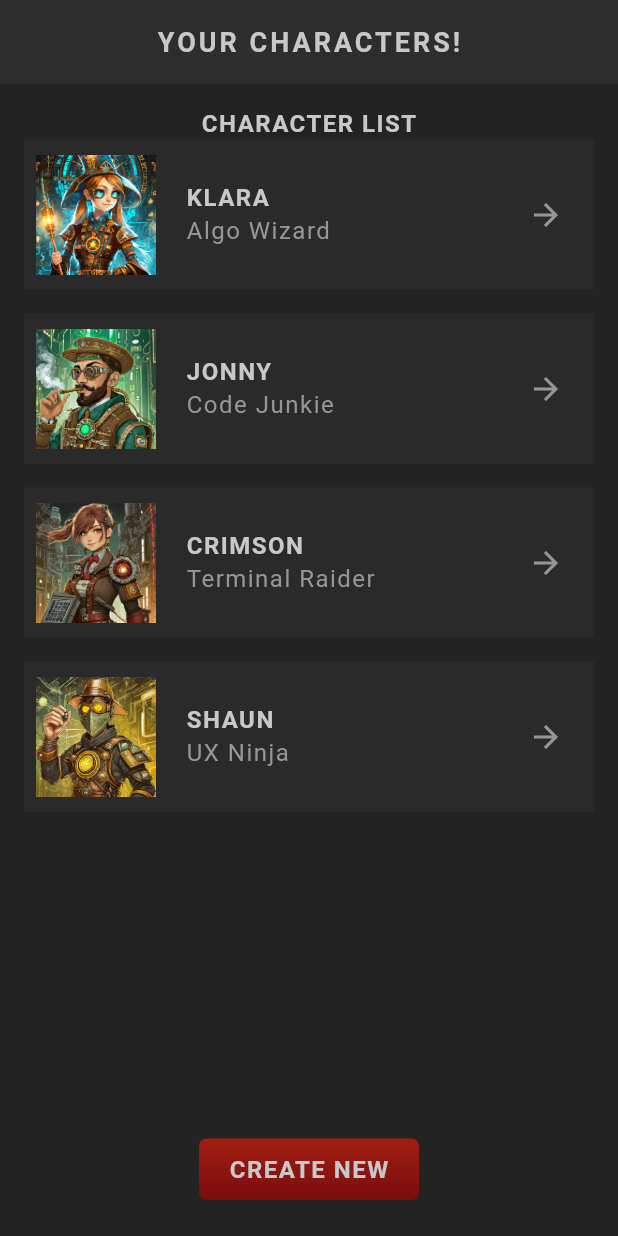
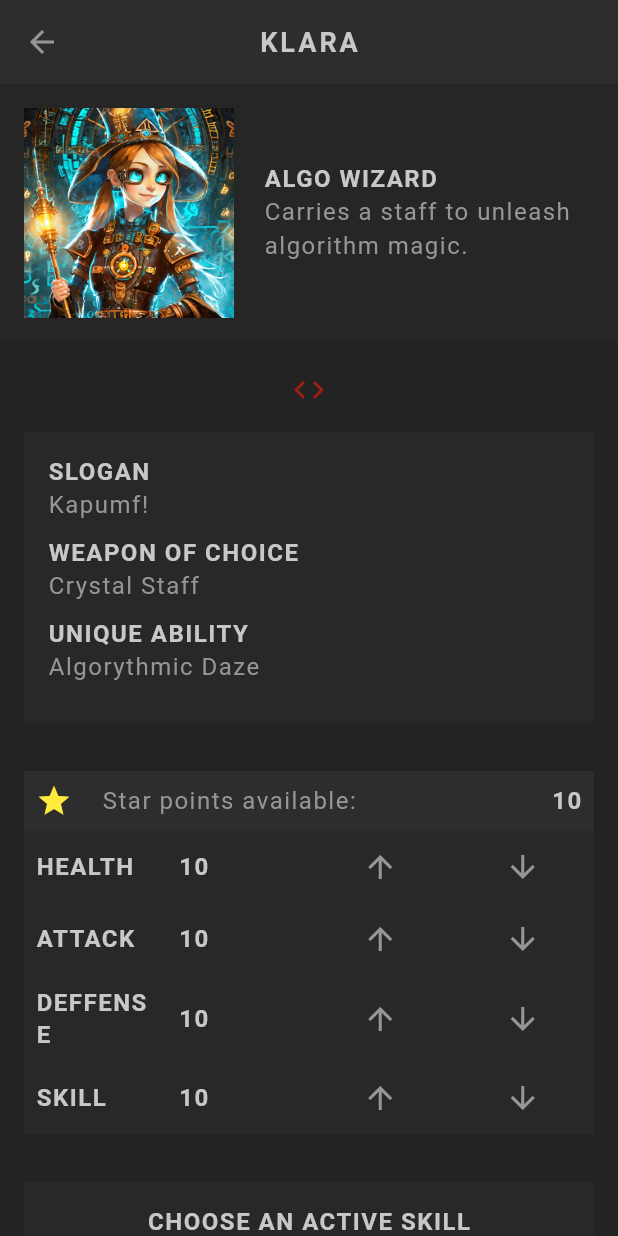
Before and after one commit to VadymNovoselskyi/flutter-course, a Flutter app: the Home screen opened directly, after a tap on the "arrow forward" icon, on a phone screen of 412 x 824 dp. Run offline on Flutter 3.47's test engine with Material 3 defaults, Android fonts, the phone set to English and light mode, and no system bars; our stand-ins replace google_fonts; Roboto replaces fonts that are missing (Kanit).

Commit message:
add routing between 3 diff screens with some data

```diff
--- a/02-flutter-rpg/lib/main.dart
+++ b/02-flutter-rpg/lib/main.dart
@@ -1,7 +1,6 @@
 import 'package:flutter/material.dart';
 
 import 'package:flutter_rpg/theme.dart';
-import 'package:flutter_rpg/screens/create/create.dart';
 import 'package:flutter_rpg/screens/home/home.dart';
 
 void main() {
@@ -13,7 +12,12 @@
 
   @override
   Widget build(BuildContext context) {
-    // return MaterialApp(theme: primaryTheme, home: const Home());
-    return MaterialApp(theme: primaryTheme, home: const Create());
+    return MaterialApp(
+      theme: primaryTheme,
+      scrollBehavior: const MaterialScrollBehavior().copyWith(
+        overscroll: false,
+      ),
+      home: const Home(),
+    );
   }
 }
--- a/02-flutter-rpg/lib/models/character.dart
+++ b/02-flutter-rpg/lib/models/character.dart
@@ -23,7 +23,7 @@
     _isFav = !_isFav;
   }
 
-  void updateSkill(Skill skill) {
+  void updateSkills(Skill skill) {
     skills.clear();
     skills.add(skill);
   }
--- a/02-flutter-rpg/lib/screens/create/create.dart
+++ b/02-flutter-rpg/lib/screens/create/create.dart
@@ -1,4 +1,5 @@
 import 'package:flutter_rpg/models/character.dart';
+import 'package:flutter_rpg/screens/home/home.dart';
 import 'package:google_fonts/google_fonts.dart';
 import 'package:uuid/uuid.dart';
 import 'package:flutter/material.dart';
@@ -39,9 +40,47 @@
 
   void handleSubmit() {
     if (_nameController.text.trim().isEmpty) {
+      showDialog(
+        context: context,
+        builder: (ctx) {
+          return AlertDialog(
+            title: const StyledHeading("Missing character name"),
+            content: const StyledText(
+              "Every good RPG character needs a great name...",
+            ),
+            actions: [
+              StyledButton(
+                onPressed: () {
+                  Navigator.pop(ctx);
+                },
+                child: const StyledHeading("Close"),
+              ),
+            ],
+            actionsAlignment: MainAxisAlignment.center,
+          );
+        },
+      );
       return;
     }
     if (_sloganController.text.trim().isEmpty) {
+      showDialog(
+        context: context,
+        builder: (ctx) {
+          return AlertDialog(
+            title: const StyledHeading("Missing slogan"),
+            content: const StyledText("Remember to add a catchy slogan"),
+            actions: [
+              StyledButton(
+                onPressed: () {
+                  Navigator.pop(ctx);
+                },
+                child: const StyledHeading("Close"),
+              ),
+            ],
+            actionsAlignment: MainAxisAlignment.center,
+          );
+        },
+      );
       return;
     }
 
@@ -53,6 +92,8 @@
         vocation: selectedVocation,
       ),
     );
+
+    Navigator.push(context, MaterialPageRoute(builder: (ctx) => const Home()));
   }
 
   @override
--- a/02-flutter-rpg/lib/screens/home/character_card.dart
+++ b/02-flutter-rpg/lib/screens/home/character_card.dart
@@ -1,4 +1,5 @@
 import 'package:flutter/material.dart';
+import 'package:flutter_rpg/screens/profile/profile.dart';
 
 import 'package:flutter_rpg/shared_ui/styled_text.dart';
 import 'package:flutter_rpg/theme.dart';
@@ -34,7 +35,14 @@
             Expanded(child: const SizedBox()),
 
             IconButton(
-              onPressed: () {},
+              onPressed: () {
+                Navigator.push(
+                  context,
+                  MaterialPageRoute(
+                    builder: (ctx) => Profile(character: character),
+                  ),
+                );
+              },
               icon: Icon(Icons.arrow_forward, color: AppColors.textColor),
             ),
           ],
--- a/02-flutter-rpg/lib/screens/home/home.dart
+++ b/02-flutter-rpg/lib/screens/home/home.dart
@@ -1,4 +1,5 @@
 import 'package:flutter/material.dart';
+import 'package:flutter_rpg/screens/create/create.dart';
 
 import 'package:flutter_rpg/screens/home/character_card.dart';
 import 'package:flutter_rpg/shared_ui/styled_button.dart';
@@ -17,7 +18,7 @@
   @override
   Widget build(BuildContext context) {
     return Scaffold(
-      appBar: AppBar(title: const StyledTitle("Your characters!")),
+      appBar: AppBar(title: const StyledTitle("Your characters")),
       body: Container(
         padding: const EdgeInsets.all(16),
         child: Column(
@@ -34,7 +35,12 @@
             ),
 
             StyledButton(
-              onPressed: () {},
+              onPressed: () {
+                Navigator.push(
+                  context,
+                  MaterialPageRoute(builder: (ctx) => const Create()),
+                );
+              },
               child: const StyledHeading("Create new"),
             ),
           ],
--- /dev/null
+++ b/02-flutter-rpg/lib/screens/profile/profile.dart
@@ -0,0 +1,99 @@
+import 'package:flutter/material.dart';
+import 'package:flutter_rpg/screens/profile/skill_list.dart';
+import 'package:flutter_rpg/screens/profile/stats_table.dart';
+import 'package:flutter_rpg/shared_ui/styled_button.dart';
+
+import 'package:flutter_rpg/theme.dart';
+import 'package:flutter_rpg/models/character.dart';
+import 'package:flutter_rpg/shared_ui/styled_text.dart';
+
+class Profile extends StatelessWidget {
+  const new({super.key, required this.character});
+
+  final Character character;
+
+  @override
+  Widget build(BuildContext context) {
+    return Scaffold(
+      appBar: AppBar(title: StyledTitle(character.name)),
+      body: SingleChildScrollView(
+        child: Column(
+          crossAxisAlignment: CrossAxisAlignment.center,
+          children: [
+            Container(
+              padding: const EdgeInsets.all(16),
+              color: AppColors.secondaryColor.withValues(alpha: 0.3),
+              child: Row(
+                children: [
+                  Image.asset(
+                    'assets/vocations/${character.vocation.image}',
+                    width: 140,
+                    height: 140,
+                  ),
+                  const SizedBox(width: 20),
+                  Expanded(
+                    child: Column(
+                      crossAxisAlignment: CrossAxisAlignment.start,
+                      children: [
+                        StyledHeading(character.vocation.title),
+                        StyledText(character.vocation.description),
+                      ],
+                    ),
+                  ),
+                ],
+              ),
+            ),
+
+            const SizedBox(height: 20),
+            Center(child: Icon(Icons.code, color: AppColors.primaryColor)),
+
+            Padding(
+              padding: const EdgeInsets.all(16),
+              child: Container(
+                width: double.infinity,
+                padding: const EdgeInsets.all(16),
+                color: AppColors.secondaryColor.withValues(alpha: 0.5),
+                child: Column(
+                  crossAxisAlignment: CrossAxisAlignment.start,
+                  children: [
+                    const StyledHeading('Slogan'),
+                    StyledText(character.slogan),
+                    const SizedBox(height: 10),
+                    const StyledHeading('Weapon of Choice'),
+                    StyledText(character.vocation.weapon),
+                    const SizedBox(height: 10),
+                    const StyledHeading('Unique Ability'),
+                    StyledText(character.vocation.ability),
+                    const SizedBox(height: 10),
+                  ],
+                ),
+              ),
+            ),
+
+            Container(
+              alignment: Alignment.center,
+              child: Column(
+                children: [StatsTable(character), SkillList(character)],
+              ),
+            ),
+
+            StyledButton(
+              onPressed: () {
+                ScaffoldMessenger.of(context).showSnackBar(
+                  SnackBar(
+                    content: const StyledHeading("Character was saved"),
+                    showCloseIcon: true,
+                    duration: const Duration(seconds: 2),
+                    backgroundColor: AppColors.secondaryColor,
+                  ),
+                );
+              },
+              child: const StyledHeading("Save character"),
+            ),
+            SizedBox(height: 30),
+          ],
+        ),
+      ),
+    );
+  }
+}
--- /dev/null
+++ b/02-flutter-rpg/lib/screens/profile/skill_list.dart
@@ -0,0 +1,80 @@
+import 'package:flutter/material.dart';
+import 'package:flutter_rpg/models/character.dart';
+import 'package:flutter_rpg/models/skill.dart';
+import 'package:flutter_rpg/shared_ui/styled_text.dart';
+import 'package:flutter_rpg/theme.dart';
+
+class SkillList extends StatefulWidget {
+  const new(this.character, {super.key});
+
+  final Character character;
+
+  @override
+  State<SkillList> createState() => _SkillListState();
+}
+
+class _SkillListState extends State<SkillList> {
+  @override
+  late List<Skill> availableSkills;
+  late Skill selectedSkill;
+
+  @override
+  void initState() {
+    availableSkills = allSkills.where((skill) {
+      return skill.vocation == widget.character.vocation;
+    }).toList();
+
+    if (widget.character.skills.isEmpty) {
+      selectedSkill = availableSkills[0];
+    } else {
+      selectedSkill = widget.character.skills.first;
+    }
+
+    super.initState();
+  }
+
+  @override
+  Widget build(BuildContext context) {
+    return Padding(
+      padding: const EdgeInsets.all(16),
+      child: Container(
+        padding: const EdgeInsets.all(16),
+        color: AppColors.secondaryColor.withValues(alpha: 0.5),
+        child: Column(
+          children: [
+            const StyledHeading("Choose an active skill"),
+            const StyledText("Skills are unique to your vocation"),
+            const SizedBox(height: 20),
+
+            Row(
+              mainAxisAlignment: MainAxisAlignment.center,
+              children: availableSkills.map((skill) {
+                return Container(
+                  margin: const EdgeInsets.all(5),
+                  padding: const EdgeInsets.all(2),
+                  color: skill == selectedSkill
+                      ? Colors.yellow
+                      : Colors.transparent,
+                  child: GestureDetector(
+                    onTap: () {
+                      setState(() {
+                        widget.character.updateSkills(skill);
+                        selectedSkill = skill;
+                      });
+                    },
+                    child: Image.asset(
+                      'assets/skills/${skill.image}',
+                      width: 70,
+                    ),
+                  ),
+                );
+              }).toList(),
+            ),
+            const SizedBox(height: 10),
+            StyledText(selectedSkill.name),
+          ],
+        ),
+      ),
+    );
+  }
+}
--- /dev/null
+++ b/02-flutter-rpg/lib/screens/profile/stats_table.dart
@@ -0,0 +1,105 @@
+import 'package:flutter/material.dart';
+import 'package:flutter_rpg/models/character.dart';
+import 'package:flutter_rpg/shared_ui/styled_text.dart';
+import 'package:flutter_rpg/theme.dart';
+
+class StatsTable extends StatefulWidget {
+  const new(this.character, {super.key});
+
+  final Character character;
+
+  @override
+  State<StatsTable> createState() => _StatsTableState();
+}
+
+class _StatsTableState extends State<StatsTable> {
+  @override
+  Widget build(BuildContext context) {
+    return Padding(
+      padding: const EdgeInsets.all(16),
+      child: Column(
+        children: [
+          Container(
+            color: AppColors.secondaryColor,
+            padding: EdgeInsets.all(8),
+            child: Row(
+              children: [
+                Icon(
+                  Icons.star,
+                  color: widget.character.points > 0
+                      ? Colors.yellow
+                      : Colors.grey,
+                ),
+                const SizedBox(width: 20),
+                const StyledText("Star points available: "),
+                const Expanded(child: SizedBox(width: 20)),
+                StyledHeading(widget.character.points.toString()),
+              ],
+            ),
+          ),
+
+          Table(
+            children: widget.character.statsAsFormattedList.map((stat) {
+              return TableRow(
+                decoration: BoxDecoration(
+                  color: AppColors.secondaryColor.withValues(alpha: 0.5),
+                ),
+                children: [
+                  // stat title (e.g. health)
+                  TableCell(
+                    verticalAlignment: TableCellVerticalAlignment.middle,
+                    child: Padding(
+                      padding: const EdgeInsets.all(8.0),
+                      child: StyledHeading(stat['title']!),
+                    ),
+                  ),
+
+                  // stat value
+                  TableCell(
+                    verticalAlignment: TableCellVerticalAlignment.middle,
+                    child: Padding(
+                      padding: const EdgeInsets.all(8.0),
+                      child: StyledHeading(stat['value']!),
+                    ),
+                  ),
+
+                  // icon to increase stat
+                  TableCell(
+                    verticalAlignment: TableCellVerticalAlignment.middle,
+                    child: IconButton(
+                      icon: Icon(
+                        Icons.arrow_upward,
+                        color: AppColors.textColor,
+                      ),
+                      onPressed: () {
+                        setState(() {
+                          widget.character.increaseStat(stat['title']!);
+                        });
+                      },
+                    ),
+                  ),
+
+                  // icon to decrease stat
+                  TableCell(
+                    verticalAlignment: TableCellVerticalAlignment.middle,
+                    child: GestureDetector(
+                      child: Icon(
+                        Icons.arrow_downward,
+                        color: AppColors.textColor,
+                      ),
+                      onTap: () {
+                        setState(() {
+                          widget.character.decreaseStat(stat['title']!);
+                        });
+                      },
+                    ),
+                  ),
+                ],
+              );
+            }).toList(),
+          ),
+        ],
+      ),
+    );
+  }
+}
--- a/02-flutter-rpg/lib/theme.dart
+++ b/02-flutter-rpg/lib/theme.dart
@@ -63,4 +63,9 @@
     labelStyle: TextStyle(color: AppColors.textColor),
     prefixIconColor: AppColors.textColor,
   ),
+
+  dialogTheme: DialogThemeData(
+    backgroundColor: AppColors.secondaryAccent,
+    surfaceTintColor: AppColors.secondaryAccent,
+  ),
 );
```
